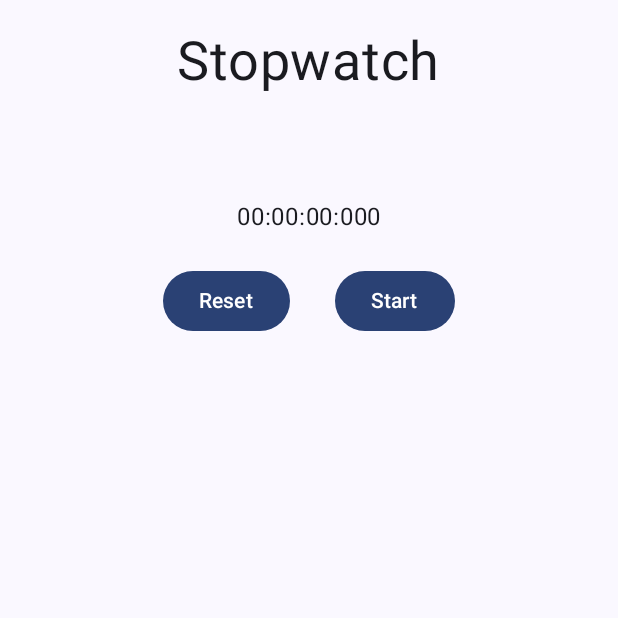
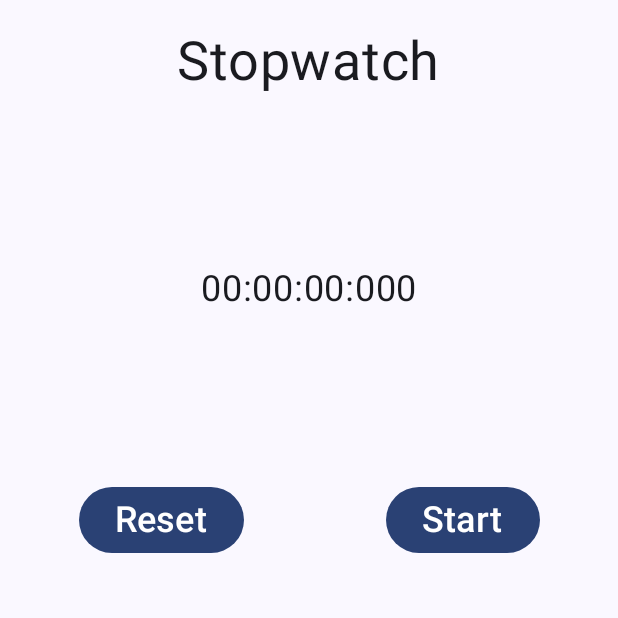
Before and after one commit to Detcepxenu5271/Android_Stopwatch, an Android app built with Jetpack Compose: the screen it shows after launch (MainActivity), on a phone screen of 412 x 824 dp, the top half of it. Run offline under Robolectric (Android 15) with nearby library versions, the phone set to English and light mode, and no system bars.

Commit message:
v0.4.0 优化UI界面
实现了CircularProgressBar, 调整了Gauge中计时显示的位置, 调整字体大小, 颜色, 背景等属性

```diff
--- a/app/src/main/java/com/example/stopwatch/MainActivity.kt
+++ b/app/src/main/java/com/example/stopwatch/MainActivity.kt
@@ -3,7 +3,10 @@ package com.example.stopwatch
 import android.os.Bundle
 import androidx.activity.ComponentActivity
 import androidx.activity.compose.setContent
+import androidx.compose.foundation.background
+import androidx.compose.foundation.border
 import androidx.compose.foundation.layout.Arrangement
+import androidx.compose.foundation.layout.Box
 import androidx.compose.foundation.layout.Column
 import androidx.compose.foundation.layout.Row
 import androidx.compose.foundation.layout.Spacer
@@ -15,6 +18,7 @@ import androidx.compose.foundation.layout.width
 import androidx.compose.foundation.lazy.LazyColumn
 import androidx.compose.foundation.lazy.itemsIndexed
 import androidx.compose.foundation.lazy.rememberLazyListState
+import androidx.compose.foundation.shape.RoundedCornerShape
 import androidx.compose.material3.Button
 import androidx.compose.material3.CircularProgressIndicator
 import androidx.compose.material3.MaterialTheme
@@ -25,11 +29,14 @@ import androidx.compose.runtime.LaunchedEffect
 import androidx.compose.runtime.getValue
 import androidx.compose.ui.Alignment
 import androidx.compose.ui.Modifier
+import androidx.compose.ui.graphics.Color
+import androidx.compose.ui.platform.LocalContext
 import androidx.compose.ui.res.stringResource
 import androidx.compose.ui.tooling.preview.Preview
 import androidx.compose.ui.unit.dp
 import androidx.compose.ui.unit.sp
 import androidx.lifecycle.viewmodel.compose.viewModel
+import com.example.stopwatch.ui.compose.CircularProgressBar
 import com.example.stopwatch.ui.theme.StopwatchTheme
 
 class MainActivity : ComponentActivity() {
@@ -43,6 +50,11 @@ class MainActivity : ComponentActivity() {
     }
 }
 
+/**
+ * Stopwatch 应用的入口结构
+ *
+ * @param stopwatchViewModel 处理 Stopwatch 的相关数据
+ */
 @Composable
 fun StopwatchApp(stopwatchViewModel: StopwatchViewModel = viewModel(factory = StopwatchViewModel.Factory)) {
     val state by stopwatchViewModel.state
@@ -56,6 +68,14 @@ fun StopwatchApp(stopwatchViewModel: StopwatchViewModel = viewModel(factory = St
     )
 }
 
+/**
+ * Stopwatch 的界面
+ *
+ * @param state [StopwatchViewModel] 中的状态, 包含 isRunning 和 elapsedTime
+ * @param lapTimeList [StopwatchViewModel] 中各 lap 的时间
+ * @param onLapResetClick Lap/Reset 按钮的 onClick 函数
+ * @param onStartStopClick Start/Stop 按钮的 onClick 函数
+ */
 @Composable
 fun StopwatchScreen(
     state: StopwatchState,
@@ -63,6 +83,7 @@ fun StopwatchScreen(
     onLapResetClick: () -> Unit,
     onStartStopClick: () -> Unit
 ) {
+    // 默认宽度为最大
     val modifier = Modifier
         .fillMaxWidth()
 
@@ -71,28 +92,24 @@ fun StopwatchScreen(
         color = MaterialTheme.colorScheme.background
     ) {
         Column (
-            modifier = modifier.padding(start = 20.dp, end = 20.dp),
-            verticalArrangement = Arrangement.Top,
+            modifier = modifier.padding(20.dp),
+            verticalArrangement = Arrangement.spacedBy(20.dp, Alignment.Top),
             horizontalAlignment = Alignment.CenterHorizontally
         ) {
-            Spacer(modifier = modifier.height(20.dp))
             Title(
                 text = stringResource(R.string.title),
                 modifier = modifier
             )
-            Spacer(modifier = modifier.height(20.dp))
             Gauge(
                 state = state,
                 modifier = modifier,
             )
-            Spacer(modifier = modifier.height(20.dp))
             ControlButtons(
                 state = state,
                 onLapResetClick = onLapResetClick,
                 onStartStopClick = onStartStopClick,
                 modifier = modifier
             )
-            Spacer(modifier = modifier.height(20.dp))
             Laps(
                 lapTimeList = lapTimeList,
                 modifier = modifier
@@ -113,25 +130,21 @@ fun Title(text: String, modifier: Modifier = Modifier) {
 @Composable
 fun Gauge(state: StopwatchState, modifier: Modifier = Modifier) {
     // val state by stopwatchViewModel.state //TODO 只检测其中的 elapsedTime
-    /*Box {
-        CircularProgressIndicator( //TODO
-            progress = 0.5f
-        )
-        Text(
-            text = "XX:XX:XX"
-        )
-    }*/
-    Column (
-        modifier = modifier,
-        // verticalArrangement = Arrangement.Top,
-        horizontalAlignment = Alignment.CenterHorizontally
+    Box (
+        modifier = modifier
+            .padding(top = 10.dp, bottom = 10.dp),
+        contentAlignment = Alignment.Center
     ) {
-        CircularProgressIndicator( //TODO
-            progress = TimeUtils.minuteProgress(state.elapsedTime)
+        CircularProgressBar(
+            percentage = TimeUtils.minuteProgress(state.elapsedTime),
+            radius = 100.dp,
+            color = Color.Blue,
+            strokeWidth = 16.dp
         )
         Spacer(modifier = Modifier.height(10.dp))
         Text(
-            text = TimeUtils.long2String(state.elapsedTime)
+            text = TimeUtils.long2String(state.elapsedTime),
+            fontSize = 24.sp
         )
     }
 }
@@ -140,19 +153,21 @@ fun Gauge(state: StopwatchState, modifier: Modifier = Modifier) {
 fun ControlButtons(state: StopwatchState, onLapResetClick: () -> Unit, onStartStopClick: () -> Unit, modifier: Modifier = Modifier) {
     // val state by stopwatchViewModel.state //TODO 只检测其中的 isRunning
     Row (
-        // modifier = modifier,
-        horizontalArrangement = Arrangement.SpaceBetween,
+        modifier = modifier,
+        horizontalArrangement = Arrangement.SpaceEvenly,
         verticalAlignment = Alignment.CenterVertically
     ) {
         Button(onClick = onLapResetClick) {
             Text(
-                text = if (state.isRunning) "Lap" else "Reset"
+                text = if (state.isRunning) "Lap" else "Reset",
+                fontSize = 24.sp
             )
         }
         Spacer(modifier = Modifier.width(30.dp))
         Button(onClick = onStartStopClick) {
             Text(
-                text = if (state.isRunning) "Stop" else "Start"
+                text = if (state.isRunning) "Stop" else "Start",
+                fontSize = 24.sp
             )
         }
     }
@@ -167,7 +182,9 @@ fun Laps(lapTimeList: List<Long>, modifier: Modifier = Modifier) {
         listState.animateScrollToItem(index = if (lapTimeList.size == 0) 0 else lapTimeList.size - 1)
     }
     LazyColumn (
-        modifier = modifier,
+        modifier = modifier
+            /*.border(5.dp, Color.LightGray, RoundedCornerShape(10.dp))
+            .padding(10.dp)*/,
         state = listState,
         reverseLayout = true
     ) {
@@ -176,7 +193,8 @@ fun Laps(lapTimeList: List<Long>, modifier: Modifier = Modifier) {
                 lapId = index + 1,
                 time = TimeUtils.long2String(lapTime),
                 modifier = modifier
-                    .padding(top = 10.dp, bottom = 10.dp)
+                    .padding(10.dp)
+                    .background(Color(248, 248, 248), RoundedCornerShape(5.dp))
             )
         }
     }
@@ -185,19 +203,20 @@ fun Laps(lapTimeList: List<Long>, modifier: Modifier = Modifier) {
 @Composable
 fun Lap(lapId: Int, time: String, modifier: Modifier = Modifier) {
     Row (
-        modifier = modifier,
-        horizontalArrangement = Arrangement.SpaceBetween
+        modifier = modifier
+            .padding(10.dp),
+        horizontalArrangement = Arrangement.SpaceBetween,
     ) {
-        Text(text = "Lap $lapId")
-        Text(text = time)
+        Text(text = "Lap $lapId", fontSize = 16.sp)
+        Text(text = time, fontSize = 16.sp)
     }
 }
 
 @Preview(showBackground = true)
 @Composable
 fun StopwatchPreview() {
-    val mockState = StopwatchState(true, 17500) // Replace StopwatchState and ... with the actual type and value
-    val mockLapTimeList = listOf<Long>(1100, 2300, 3500, 4700, 5900) // Replace List<Long> and ... with the actual type and value
+    val mockState = StopwatchState(true, 47500) // Replace StopwatchState and ... with the actual type and value
+    val mockLapTimeList = listOf<Long>(1100, 2300, 3500, 4700, 5900, 30000) // Replace List<Long> and ... with the actual type and value
 
     StopwatchTheme {
         StopwatchScreen(
--- /dev/null
+++ b/app/src/main/java/com/example/stopwatch/ui/compose/CircularProgressBar.kt
@@ -0,0 +1,44 @@
+// 参考 https://github.com/dp9318/Circular-ProgressBar-In-Jetpack-Compose
+package com.example.stopwatch.ui.compose
+
+import androidx.compose.foundation.Canvas
+import androidx.compose.foundation.layout.Box
+import androidx.compose.foundation.layout.size
+import androidx.compose.runtime.Composable
+import androidx.compose.runtime.LaunchedEffect
+import androidx.compose.runtime.getValue
+import androidx.compose.runtime.mutableStateOf
+import androidx.compose.runtime.remember
+import androidx.compose.runtime.setValue
+import androidx.compose.ui.Alignment
+import androidx.compose.ui.Modifier
+import androidx.compose.ui.graphics.Color
+import androidx.compose.ui.graphics.StrokeCap
+import androidx.compose.ui.graphics.drawscope.Stroke
+import androidx.compose.ui.unit.Dp
+import androidx.compose.ui.unit.dp
+
+@Composable
+fun CircularProgressBar(
+    percentage: Float,
+    radius: Dp = 50.dp,
+    color : Color = Color.Green,
+    strokeWidth: Dp = 8.dp,
+){
+    Box(modifier = Modifier
+        .size(radius*2f),
+        contentAlignment = Alignment.Center
+    ){
+        Canvas(modifier = Modifier
+            .size(radius * 2f)
+        ) {
+            drawArc(
+                color,
+                -90f,
+                360 * percentage,
+                useCenter = false,
+                style = Stroke(strokeWidth.toPx(), cap = StrokeCap.Round)
+            )
+        }
+    }
+}
```
